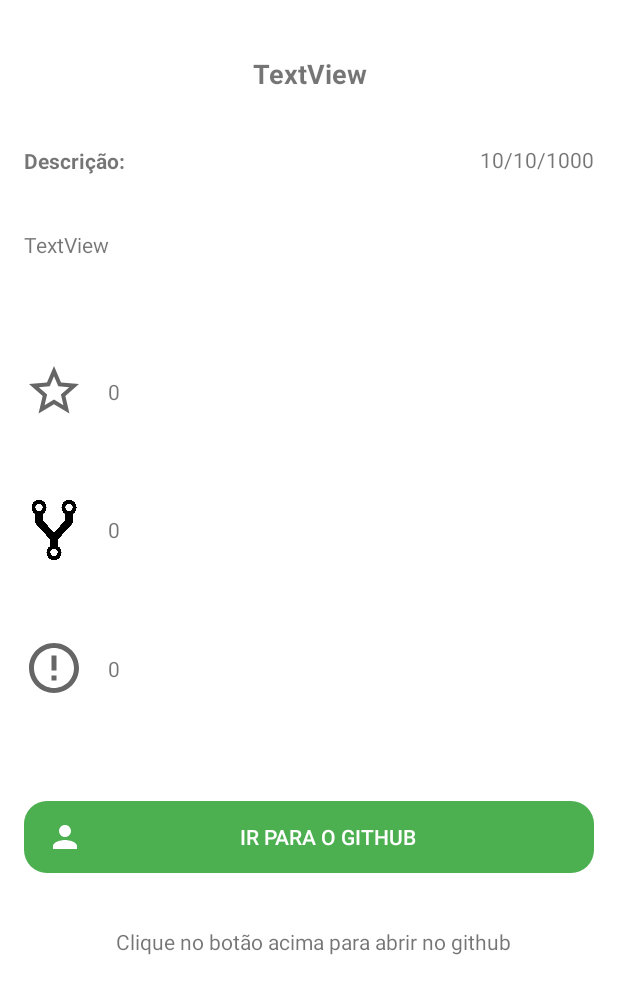
After one commit to gukiub/gitApiApp, an Android app: the fragment RepoInfoFragment shown on its own in the app's theme, on a phone screen of 412 x 824 dp. The commit adds this screen. Shown: the top 994 px of the screen. Run offline under Robolectric (Android 15) with nearby library versions, the phone set to English and light mode, and no system bars.

Commit message:
Changing toolbar

```diff
--- a/gitapi/app/src/main/java/com/example/gitapi/view/fragments/MainFragment.kt
+++ b/gitapi/app/src/main/java/com/example/gitapi/view/fragments/MainFragment.kt
@@ -62,7 +62,7 @@ class MainFragment : Fragment() {
             if (it.success()) {
                 val fragment = RepositoriesFragment()
                 val fragmentTransaction = activity?.let { it.supportFragmentManager.beginTransaction() }
-                fragmentTransaction?.let { it.replace(R.id.nav_host_fragment, fragment).addToBackStack(null).commit() }
+                fragmentTransaction?.let { it.add(R.id.nav_host_fragment, fragment).addToBackStack(null).commit() }
             } else {
                 Toast.makeText(context, it.failure(), Toast.LENGTH_SHORT).show()
             }
--- /dev/null
+++ b/gitapi/app/src/main/java/com/example/gitapi/view/fragments/RepoInfoFragment.kt
@@ -0,0 +1,60 @@
+package com.example.gitapi.view.fragments
+
+import android.content.Intent
+import android.net.Uri
+import android.os.Bundle
+import androidx.fragment.app.Fragment
+import android.view.LayoutInflater
+import android.view.View
+import android.view.ViewGroup
+import androidx.fragment.app.activityViewModels
+import com.example.gitapi.R
+import com.example.gitapi.service.constants.RepoConstantants
+import com.example.gitapi.service.model.RepoInfoModel
+import com.example.gitapi.viewmodel.MainViewModel
+import kotlinx.android.synthetic.main.activity_repo_info.*
+import java.text.SimpleDateFormat
+import java.util.*
+
+private val mDateFormat = SimpleDateFormat("dd/MM/yyyy", Locale.ENGLISH)
+
+class RepoInfoFragment : Fragment() {
+    private val mViewModel: MainViewModel by activityViewModels()
+
+    override fun onCreate(savedInstanceState: Bundle?) {
+        super.onCreate(savedInstanceState)
+    }
+
+    override fun onViewCreated(view: View, savedInstanceState: Bundle?) {
+        super.onViewCreated(view, savedInstanceState)
+
+        arguments?.let {
+            val extras =
+                it?.getSerializable(RepoConstantants.BUNDLE.OBJECT_REPO) as RepoInfoModel
+
+            txt_desc.text = extras.desc
+            txt_title.text = extras.name
+            txt_star.text = extras.stars.toString()
+            txt_fork.text = extras.forks.toString()
+            txt_issue.text = extras.issues.toString()
+
+            val date = SimpleDateFormat("yyyy-MM-dd", Locale.ENGLISH).parse(extras.date)
+            txt_data.text = mDateFormat.format(date)
+
+            url_img.setOnClickListener {
+                val openURL = Intent(Intent.ACTION_VIEW)
+                openURL.data = Uri.parse(extras.url)
+                startActivity(openURL)
+            }
+        }
+    }
+
+    override fun onCreateView(
+        inflater: LayoutInflater, container: ViewGroup?,
+        savedInstanceState: Bundle?
+    ): View? {
+        // Inflate the layout for this fragment
+        return inflater.inflate(R.layout.fragment_repo_info, container, false)
+    }
+
+}
--- a/gitapi/app/src/main/java/com/example/gitapi/view/fragments/RepositoriesFragment.kt
+++ b/gitapi/app/src/main/java/com/example/gitapi/view/fragments/RepositoriesFragment.kt
@@ -1,36 +1,25 @@
 package com.example.gitapi.view.fragments
 
-import android.content.Intent
 import android.os.Bundle
-import android.util.Log
 import android.view.LayoutInflater
 import android.view.View
 import android.view.ViewGroup
-import android.widget.Button
-import android.widget.ImageView
-import android.widget.Toolbar
-import androidx.annotation.ColorInt
 import androidx.appcompat.app.AppCompatActivity
-import androidx.core.view.KeyEventDispatcher
+import androidx.appcompat.widget.Toolbar
 import androidx.fragment.app.Fragment
-import androidx.fragment.app.FragmentManager
 import androidx.fragment.app.activityViewModels
-import androidx.fragment.app.replace
 import androidx.lifecycle.Observer
-import androidx.navigation.Navigation
-import androidx.navigation.fragment.findNavController
 import androidx.recyclerview.widget.LinearLayoutManager
 import androidx.recyclerview.widget.RecyclerView
 import com.example.gitapi.R
 import com.example.gitapi.service.constants.RepoConstantants
 import com.example.gitapi.service.listener.ReposListener
 import com.example.gitapi.service.model.RepoInfoModel
-import com.example.gitapi.view.MainActivity
-import com.example.gitapi.view.RepoInfoActivity
 import com.example.gitapi.view.adapter.ReposAdapter
 import com.example.gitapi.viewmodel.MainViewModel
 import com.squareup.picasso.Picasso
 import kotlinx.android.synthetic.main.fragment_repositories.*
+import kotlinx.android.synthetic.main.fragment_repositories.toolbar
 
 class RepositoriesFragment : Fragment() {
     private val mViewModel: MainViewModel by activityViewModels()
@@ -43,7 +32,6 @@ class RepositoriesFragment : Fragment() {
     override fun onCreate(savedInstanceState: Bundle?) {
         super.onCreate(savedInstanceState)
         observe()
-
     }
 
 
@@ -53,6 +41,7 @@ class RepositoriesFragment : Fragment() {
         val recycler = view.findViewById<RecyclerView>(R.id.repoRecycler)
         recycler.layoutManager = LinearLayoutManager(context)
         recycler.adapter = mAdapter
+
 
         mListener = object : ReposListener {
             override fun onListClick(
@@ -65,45 +54,33 @@ class RepositoriesFragment : Fragment() {
                 url: String,
                 date: String
             ) {
-                val intent = Intent(context, RepoInfoActivity::class.java)
+//                val intent = Intent(context, RepoInfoActivity::class.java)
+
+//
+//                intent.putExtras(bundle)
+//                startActivity(intent)
+
+                val fragment = RepoInfoFragment()
                 val bundle = Bundle()
                 val repo = RepoInfoModel(id, name, desc, stars, forks, issues, url, date)
                 bundle.putSerializable(RepoConstantants.BUNDLE.OBJECT_REPO, repo)
+                fragment.arguments = bundle
+                val fragmentTransaction = activity?.supportFragmentManager?.beginTransaction()
+                fragmentTransaction?.add(R.id.nav_host_fragment, fragment)?.addToBackStack(null)?.commit()
 
-                intent.putExtras(bundle)
-                startActivity(intent)
             }
         }
 
-        (activity as AppCompatActivity).setSupportActionBar(toolbar)
+//        val toolbar = view.findViewById<androidx.appcompat.widget.Toolbar>(R.id.toolbar)
+        (activity as AppCompatActivity).setSupportActionBar(toolbar as Toolbar)
         val customToolbar = (activity as AppCompatActivity).supportActionBar
 
         customToolbar?.let {
             it.setDisplayHomeAsUpEnabled(true)
             it.setDisplayShowHomeEnabled(true)
-            it.setHomeButtonEnabled(true)
+            it.setHomeButtonEnabled(false)
+            it.title = "Repositórios"
         }
-
-
-        toolbar.title = "Repositórios"
-        toolbar.setTitleTextColor(resources.getColor(R.color.white))
-        toolbar.titleMarginStart = 50
-    }
-
-    override fun onStart() {
-        super.onStart()
-        Log.d(repoFragment, "onStart() : repo iniciado")
-    }
-
-    override fun onDestroy() {
-        super.onDestroy()
-        Log.d(repoFragment, "onDestroy() : Repo destruido")
-    }
-
-    override fun onResume() {
-        super.onResume()
-        mAdapter.attachListener(mListener)
-        mViewModel.list(page)
     }
 
     override fun onCreateView(
@@ -112,6 +89,12 @@ class RepositoriesFragment : Fragment() {
     ): View? {
 
         return inflater.inflate(R.layout.fragment_repositories, container, false)
+    }
+
+    override fun onResume() {
+        super.onResume()
+        mAdapter.attachListener(mListener)
+        mViewModel.list(page)
     }
 
 
--- /dev/null
+++ b/gitapi/app/src/main/res/layout/custom_toolbar.xml
@@ -0,0 +1,14 @@
+<?xml version="1.0" encoding="utf-8"?>
+<androidx.appcompat.widget.Toolbar
+    android:id="@+id/custom_toolbar"
+    android:layout_width="match_parent"
+    android:layout_height="wrap_content"
+    android:background="?attr/colorPrimary"
+    android:minHeight="?attr/actionBarSize"
+    android:theme="?attr/actionBarTheme"
+    app:layout_constraintEnd_toEndOf="parent"
+    app:layout_constraintStart_toStartOf="parent"
+    app:layout_constraintTop_toTopOf="parent"
+    xmlns:android="http://schemas.android.com/apk/res/android"
+    xmlns:app="http://schemas.android.com/apk/res-auto">
+</androidx.appcompat.widget.Toolbar>
--- /dev/null
+++ b/gitapi/app/src/main/res/layout/fragment_repo_info.xml
@@ -0,0 +1,176 @@
+<?xml version="1.0" encoding="utf-8"?>
+<androidx.constraintlayout.widget.ConstraintLayout xmlns:android="http://schemas.android.com/apk/res/android"
+    xmlns:app="http://schemas.android.com/apk/res-auto"
+    xmlns:tools="http://schemas.android.com/tools"
+    android:layout_width="match_parent"
+    android:layout_height="match_parent"
+    android:background="@color/white"
+    tools:context=".view.MainActivity">
+
+    <ImageView
+        android:id="@+id/imageView6"
+        android:layout_width="40dp"
+        android:layout_height="40dp"
+        android:layout_marginStart="16dp"
+        android:layout_marginTop="32dp"
+        android:layout_marginBottom="8dp"
+        app:layout_constraintBottom_toTopOf="@+id/imageView7"
+        app:layout_constraintEnd_toStartOf="@+id/txt_star"
+        app:layout_constraintHorizontal_bias="0.5"
+        app:layout_constraintStart_toStartOf="parent"
+        app:layout_constraintTop_toBottomOf="@+id/txt_desc"
+        app:srcCompat="@drawable/ic_baseline_star" />
+
+    <ImageView
+        android:id="@+id/imageView8"
+        android:layout_width="40dp"
+        android:layout_height="40dp"
+        android:layout_marginStart="16dp"
+        android:layout_marginTop="8dp"
+        android:layout_marginBottom="32dp"
+        app:layout_constraintBottom_toTopOf="@+id/url_img"
+        app:layout_constraintEnd_toStartOf="@+id/txt_issue"
+        app:layout_constraintHorizontal_bias="0.5"
+        app:layout_constraintStart_toStartOf="parent"
+        app:layout_constraintTop_toBottomOf="@+id/imageView7"
+        app:srcCompat="@drawable/ic_baseline_error_outline_24" />
+
+    <ImageView
+        android:id="@+id/imageView7"
+        android:layout_width="40dp"
+        android:layout_height="40dp"
+        android:layout_marginStart="16dp"
+        android:layout_marginTop="8dp"
+        android:layout_marginBottom="8dp"
+        app:layout_constraintBottom_toTopOf="@+id/imageView8"
+        app:layout_constraintEnd_toStartOf="@+id/txt_fork"
+        app:layout_constraintHorizontal_bias="0.5"
+        app:layout_constraintStart_toStartOf="parent"
+        app:layout_constraintTop_toBottomOf="@+id/imageView6"
+        app:srcCompat="@drawable/fork" />
+
+    <TextView
+        android:id="@+id/txt_title"
+        android:layout_width="match_parent"
+        android:layout_height="wrap_content"
+        android:layout_marginStart="16dp"
+        android:layout_marginEnd="16dp"
+        android:gravity="center"
+        android:text="TextView"
+        android:textSize="18sp"
+        android:textStyle="bold"
+        app:layout_constraintBottom_toTopOf="@+id/textView3"
+        app:layout_constraintEnd_toEndOf="parent"
+        app:layout_constraintStart_toStartOf="parent"
+        app:layout_constraintTop_toTopOf="parent" />
+
+    <TextView
+        android:id="@+id/textView3"
+        android:layout_width="wrap_content"
+        android:layout_height="wrap_content"
+        android:layout_marginStart="16dp"
+        android:layout_weight="7"
+        android:text="@string/lbl_desc"
+        android:textStyle="bold"
+        app:layout_constraintBottom_toTopOf="@+id/txt_desc"
+        app:layout_constraintStart_toStartOf="parent"
+        app:layout_constraintTop_toBottomOf="@+id/txt_title" />
+
+    <TextView
+        android:id="@+id/txt_desc"
+        android:layout_width="0dp"
+        android:layout_height="wrap_content"
+        android:layout_marginStart="16dp"
+        android:layout_marginEnd="16dp"
+        android:text="TextView"
+        app:layout_constraintBottom_toTopOf="@+id/imageView6"
+        app:layout_constraintEnd_toEndOf="parent"
+        app:layout_constraintStart_toStartOf="parent"
+        app:layout_constraintTop_toBottomOf="@+id/textView3" />
+
+    <TextView
+        android:id="@+id/txt_issue"
+        android:layout_width="0dp"
+        android:layout_height="wrap_content"
+        android:layout_marginStart="16dp"
+        android:layout_marginEnd="16dp"
+        android:text="@string/_0"
+        app:layout_constraintBottom_toBottomOf="@+id/imageView8"
+        app:layout_constraintEnd_toEndOf="parent"
+        app:layout_constraintHorizontal_bias="0.5"
+        app:layout_constraintStart_toEndOf="@+id/imageView8"
+        app:layout_constraintTop_toTopOf="@+id/imageView8" />
+
+    <Button
+        android:id="@+id/url_img"
+        style="@style/button_rounded"
+        android:layout_width="match_parent"
+        android:layout_height="wrap_content"
+        android:layout_gravity="center"
+        android:layout_marginStart="16dp"
+        android:layout_marginEnd="16dp"
+        android:backgroundTint="@color/green"
+        android:drawableStart="@drawable/ic_baseline_person_24"
+        android:text="@string/ir_para_o_github"
+        android:textColor="@color/white"
+        app:layout_constraintBottom_toTopOf="@+id/textView2"
+        app:layout_constraintEnd_toEndOf="parent"
+        app:layout_constraintStart_toStartOf="parent"
+        app:layout_constraintTop_toBottomOf="@+id/imageView8"
+        app:srcCompat="@drawable/github_icon" />
+
+    <TextView
+        android:id="@+id/txt_data"
+        android:layout_width="wrap_content"
+        android:layout_height="wrap_content"
+        android:layout_marginEnd="16dp"
+        android:layout_weight="1"
+        android:text="10/10/1000"
+        app:layout_constraintBottom_toTopOf="@+id/txt_desc"
+        app:layout_constraintEnd_toEndOf="parent"
+        app:layout_constraintHorizontal_bias="1.0"
+        app:layout_constraintStart_toEndOf="@+id/textView3"
+        app:layout_constraintTop_toBottomOf="@+id/txt_title"
+        app:layout_constraintVertical_bias="0.493" />
+
+    <TextView
+        android:id="@+id/textView2"
+        android:layout_width="379dp"
+        android:layout_height="wrap_content"
+        android:layout_marginBottom="150dp"
+        android:gravity="center"
+        android:text="@string/desc_img_git"
+        app:layout_constraintBottom_toBottomOf="parent"
+        app:layout_constraintEnd_toEndOf="parent"
+        app:layout_constraintHorizontal_bias="0.593"
+        app:layout_constraintStart_toStartOf="parent"
+        app:layout_constraintTop_toBottomOf="@+id/url_img" />
+
+    <TextView
+        android:id="@+id/txt_fork"
+        android:layout_width="0dp"
+        android:layout_height="wrap_content"
+        android:layout_marginStart="16dp"
+        android:layout_marginEnd="16dp"
+        android:text="@string/_0"
+        app:layout_constraintBottom_toBottomOf="@+id/imageView7"
+        app:layout_constraintEnd_toEndOf="parent"
+        app:layout_constraintHorizontal_bias="0.5"
+        app:layout_constraintStart_toEndOf="@+id/imageView7"
+        app:layout_constraintTop_toTopOf="@+id/imageView7"
+        app:layout_constraintVertical_bias="0.476" />
+
+    <TextView
+        android:id="@+id/txt_star"
+        android:layout_width="0dp"
+        android:layout_height="wrap_content"
+        android:layout_marginStart="16dp"
+        android:layout_marginEnd="16dp"
+        android:text="@string/_0"
+        app:layout_constraintBottom_toBottomOf="@+id/imageView6"
+        app:layout_constraintEnd_toEndOf="parent"
+        app:layout_constraintHorizontal_bias="0.5"
+        app:layout_constraintStart_toEndOf="@+id/imageView6"
+        app:layout_constraintTop_toTopOf="@+id/imageView6"
+        app:layout_constraintVertical_bias="0.523" />
+</androidx.constraintlayout.widget.ConstraintLayout>
--- a/gitapi/app/src/main/res/layout/fragment_repositories.xml
+++ b/gitapi/app/src/main/res/layout/fragment_repositories.xml
@@ -54,13 +54,9 @@
         app:layout_constraintStart_toStartOf="@+id/imgPerfil"
         app:layout_constraintTop_toBottomOf="@+id/imgPerfil" />
 
-    <androidx.appcompat.widget.Toolbar
+    <include
         android:id="@+id/toolbar"
-        android:layout_width="match_parent"
-        android:layout_height="wrap_content"
-        android:background="?attr/colorPrimary"
-        android:minHeight="?attr/actionBarSize"
-        android:theme="?attr/actionBarTheme"
+        layout="@layout/custom_toolbar"
         app:layout_constraintEnd_toEndOf="parent"
         app:layout_constraintStart_toStartOf="parent"
         app:layout_constraintTop_toTopOf="parent" />
```
